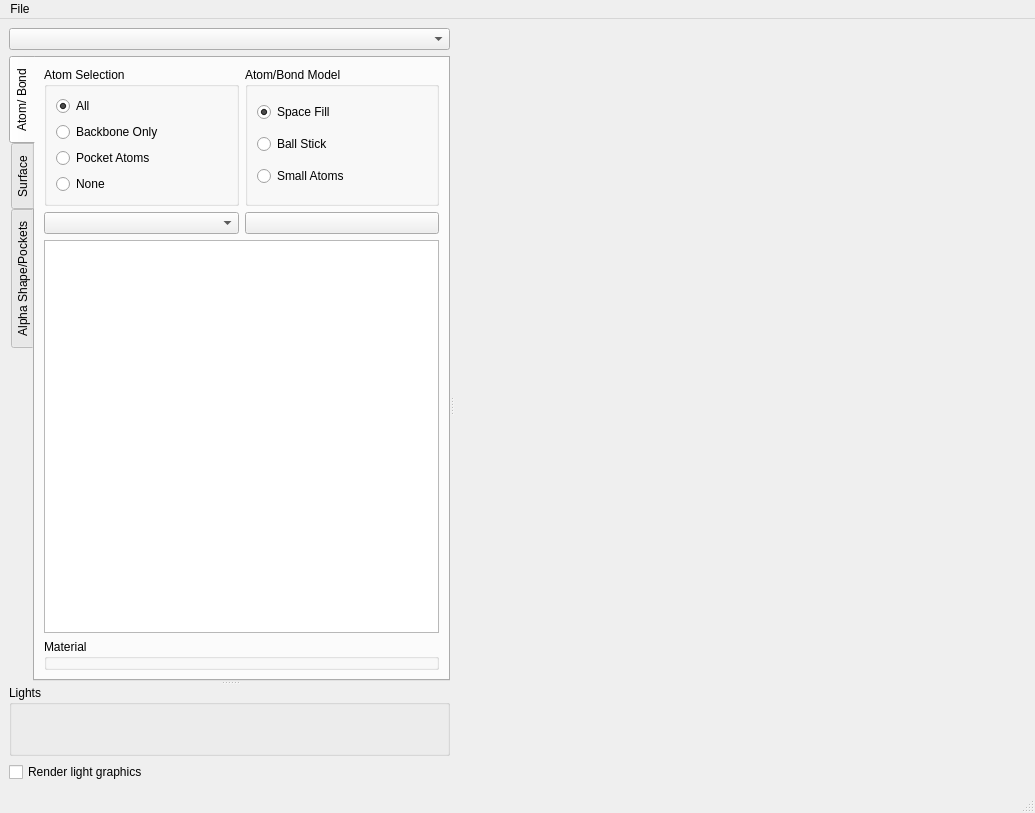
nithins/proteinvis, file pv_app/forms/mainwindow.ui: the form before one commit.
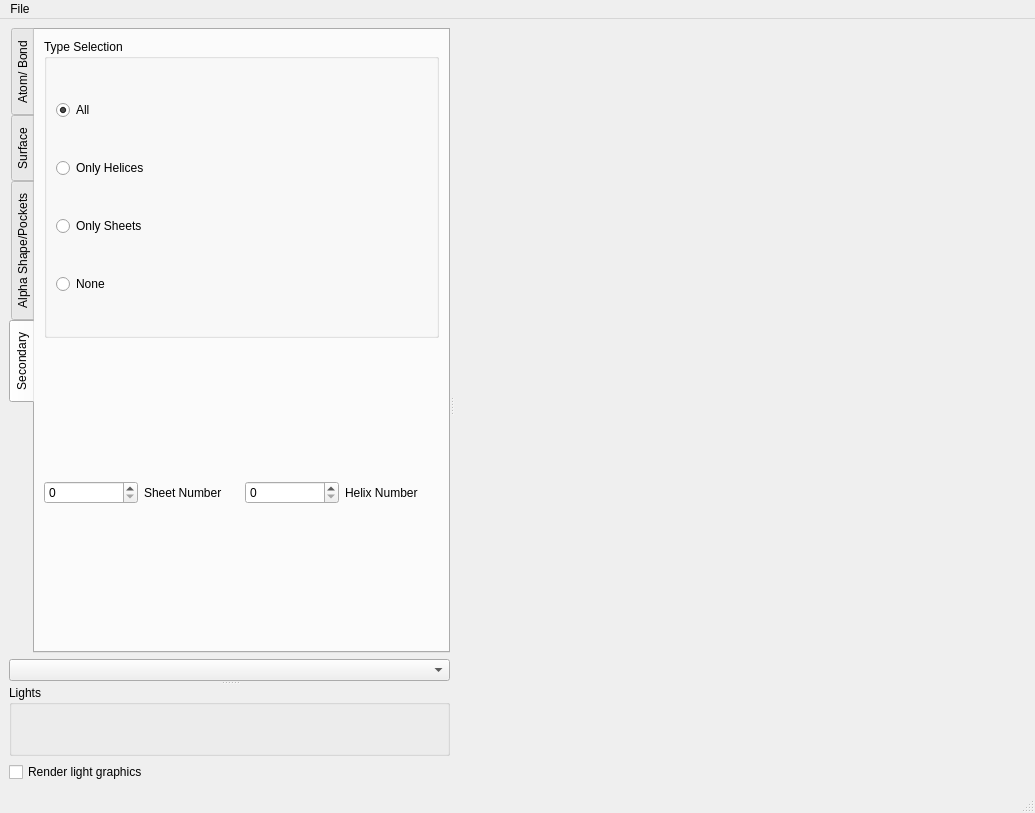
The form after the commit. Icons and pictures are not drawn. Custom widgets are drawn as their Qt base class.

Commit message: partially working secondary structures

The edit to the form file:
```diff
--- a/pv_app/forms/mainwindow.ui
+++ b/pv_app/forms/mainwindow.ui
@@ -14,8 +14,8 @@
    <string>MainWindow</string>
   </property>
   <widget class="QWidget" name="centralwidget">
-   <layout class="QGridLayout" name="gridLayout_2">
-    <item row="0" column="0">
+   <layout class="QHBoxLayout" name="horizontalLayout_2">
+    <item>
      <widget class="QSplitter" name="splitter_2">
       <property name="orientation">
        <enum>Qt::Horizontal</enum>
@@ -26,9 +26,6 @@
        </property>
        <widget class="QWidget" name="layoutWidget">
         <layout class="QVBoxLayout" name="verticalLayout">
-         <item>
-          <widget class="QComboBox" name="current_protein_comboBox"/>
-         </item>
          <item>
           <widget class="QTabWidget" name="configuration_tabWidget">
            <property name="sizePolicy">
@@ -47,7 +44,7 @@
             <enum>QTabWidget::West</enum>
            </property>
            <property name="currentIndex">
-            <number>0</number>
+            <number>3</number>
            </property>
            <property name="movable">
             <bool>true</bool>
@@ -57,6 +54,42 @@
              <string>Atom/ Bond</string>
             </attribute>
             <layout class="QGridLayout" name="gridLayout_3">
+             <item row="0" column="1">
+              <widget class="QGroupBox" name="rendermodel_groupBox">
+               <property name="title">
+                <string>Atom/Bond Model</string>
+               </property>
+               <layout class="QGridLayout" name="gridLayout_4">
+                <item row="4" column="0">
+                 <widget class="QRadioButton" name="ssf_model_radiobutton">
+                  <property name="text">
+                   <string>Small Atoms</string>
+                  </property>
+                  <property name="checked">
+                   <bool>false</bool>
+                  </property>
+                 </widget>
+                </item>
+                <item row="1" column="0">
+                 <widget class="QRadioButton" name="sf_model_radiobutton">
+                  <property name="text">
+                   <string>Space Fill</string>
+                  </property>
+                  <property name="checked">
+                   <bool>true</bool>
+                  </property>
+                 </widget>
+                </item>
+                <item row="2" column="0">
+                 <widget class="QRadioButton" name="bs_model_radioButton">
+                  <property name="text">
+                   <string>Ball Stick</string>
+                  </property>
+                 </widget>
+                </item>
+               </layout>
+              </widget>
+             </item>
              <item row="0" column="0">
               <widget class="QGroupBox" name="mol_rendermode_groupBox">
                <property name="title">
@@ -100,49 +133,6 @@
                </layout>
               </widget>
              </item>
-             <item row="0" column="1">
-              <widget class="QGroupBox" name="rendermodel_groupBox">
-               <property name="title">
-                <string>Atom/Bond Model</string>
-               </property>
-               <layout class="QGridLayout" name="gridLayout_4">
-                <item row="1" column="0">
-                 <widget class="QRadioButton" name="bs_model_radioButton">
-                  <property name="text">
-                   <string>Ball Stick</string>
-                  </property>
-                 </widget>
-                </item>
-                <item row="2" column="0">
-                 <widget class="QRadioButton" name="ssf_model_radiobutton">
-                  <property name="text">
-                   <string>Small Atoms</string>
-                  </property>
-                  <property name="checked">
-                   <bool>false</bool>
-                  </property>
-                 </widget>
-                </item>
-                <item row="0" column="0">
-                 <widget class="QRadioButton" name="sf_model_radiobutton">
-                  <property name="text">
-                   <string>Space Fill</string>
-                  </property>
-                  <property name="checked">
-                   <bool>true</bool>
-                  </property>
-                 </widget>
-                </item>
-               </layout>
-              </widget>
-             </item>
-             <item row="1" column="0">
-              <widget class="QComboBox" name="protein_grouping_comboBox">
-               <property name="toolTip">
-                <string>atom group by options</string>
-               </property>
-              </widget>
-             </item>
              <item row="1" column="1">
               <widget class="QPushButton" name="reload_pushButton">
                <property name="text">
@@ -411,10 +401,141 @@
                </layout>
               </widget>
              </item>
+             <item row="0" column="0">
+              <widget class="QGroupBox" name="alpha_complex_groupBox">
+               <property name="enabled">
+                <bool>true</bool>
+               </property>
+               <property name="title">
+                <string>Alpha Complex</string>
+               </property>
+               <property name="flat">
+                <bool>false</bool>
+               </property>
+               <property name="checkable">
+                <bool>false</bool>
+               </property>
+               <property name="checked">
+                <bool>false</bool>
+               </property>
+               <layout class="QGridLayout" name="gridLayout_13">
+                <item row="0" column="0">
+                 <widget class="QCheckBox" name="show_alpha_complex_tets_checkBox">
+                  <property name="text">
+                   <string>Show Tetras</string>
+                  </property>
+                  <property name="checked">
+                   <bool>true</bool>
+                  </property>
+                 </widget>
+                </item>
+                <item row="1" column="0">
+                 <widget class="QCheckBox" name="show_alpha_complex_tris_checkBox">
+                  <property name="text">
+                   <string>Show Tris</string>
+                  </property>
+                  <property name="checked">
+                   <bool>true</bool>
+                  </property>
+                 </widget>
+                </item>
+                <item row="2" column="0">
+                 <widget class="QCheckBox" name="show_alpha_complex_edges_checkBox">
+                  <property name="text">
+                   <string>Show Eges</string>
+                  </property>
+                  <property name="checked">
+                   <bool>true</bool>
+                  </property>
+                 </widget>
+                </item>
+               </layout>
+              </widget>
+             </item>
+            </layout>
+           </widget>
+           <widget class="QWidget" name="secondaryTab">
+            <attribute name="title">
+             <string>Secondary</string>
+            </attribute>
+            <layout class="QVBoxLayout" name="verticalLayout_3">
+             <item>
+              <widget class="QGroupBox" name="sec_renderModel_groupBox">
+               <property name="title">
+                <string>Type Selection</string>
+               </property>
+               <property name="checkable">
+                <bool>false</bool>
+               </property>
+               <layout class="QGridLayout" name="gridLayout_2">
+                <item row="0" column="0">
+                 <widget class="QRadioButton" name="complete_sec_radiobutton">
+                  <property name="text">
+                   <string>All</string>
+                  </property>
+                  <property name="checked">
+                   <bool>true</bool>
+                  </property>
+                 </widget>
+                </item>
+                <item row="1" column="0">
+                 <widget class="QRadioButton" name="helix_sec_radiobutton">
+                  <property name="text">
+                   <string>Only Helices</string>
+                  </property>
+                 </widget>
+                </item>
+                <item row="2" column="0">
+                 <widget class="QRadioButton" name="sheets_sec_radiobutton">
+                  <property name="enabled">
+                   <bool>true</bool>
+                  </property>
+                  <property name="text">
+                   <string>Only Sheets</string>
+                  </property>
+                 </widget>
+                </item>
+                <item row="3" column="0">
+                 <widget class="QRadioButton" name="none_rendermode_radioButton_2">
+                  <property name="text">
+                   <string>None</string>
+                  </property>
+                 </widget>
+                </item>
+               </layout>
+              </widget>
+             </item>
+             <item>
+              <layout class="QHBoxLayout" name="horizontalLayout">
+               <item>
+                <widget class="QSpinBox" name="spinBox_2"/>
+               </item>
+               <item>
+                <widget class="QLabel" name="label">
+                 <property name="text">
+                  <string>Sheet Number</string>
+                 </property>
+                </widget>
+               </item>
+               <item>
+                <widget class="QSpinBox" name="spinBox"/>
+               </item>
+               <item>
+                <widget class="QLabel" name="helixLabel">
+                 <property name="text">
+                  <string>Helix Number</string>
+                 </property>
+                </widget>
+               </item>
+              </layout>
+             </item>
             </layout>
            </widget>
           </widget>
          </item>
+         <item>
+          <widget class="QComboBox" name="current_protein_comboBox"/>
+         </item>
         </layout>
        </widget>
        <widget class="QWidget" name="layoutWidget">
```
Left out of the diff: 60 changed lines with no effect on the pictures. The commit also changes 23 other files.
